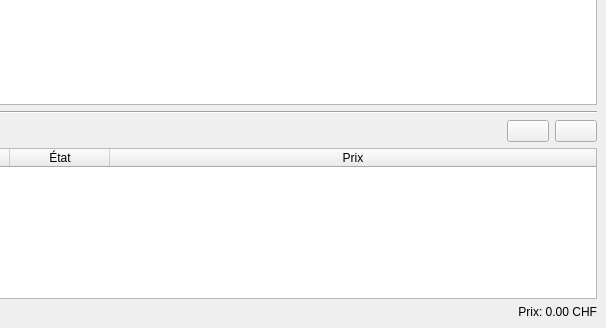
First picture: the form in sploks/views/contract_form.ui, repository LPOdev/Sploks, before the edit; both pictures show x 400 to 1006 and y 264 to 592 of the 1006 by 592 pixel window.
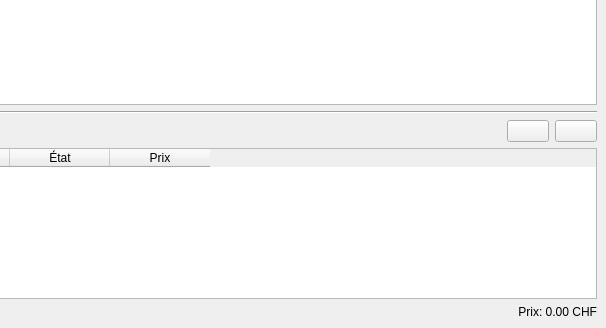
Second picture: the form after the edit. Icons and pictures are not drawn.

Patch:
```diff
--- a/sploks/views/contract_form.ui
+++ b/sploks/views/contract_form.ui
@@ -494,14 +494,11 @@
       <property name="sortingEnabled">
        <bool>false</bool>
       </property>
-      <attribute name="horizontalHeaderStretchLastSection">
+      <attribute name="horizontalHeaderShowSortIndicator" stdset="0">
        <bool>true</bool>
       </attribute>
       <attribute name="verticalHeaderVisible">
-       <bool>false</bool>
-      </attribute>
-      <attribute name="verticalHeaderCascadingSectionResizes">
-       <bool>false</bool>
+       <bool>true</bool>
       </attribute>
       <column>
        <property name="text">
```
Left out of the diff: 3 changed lines with no effect on the pictures.
